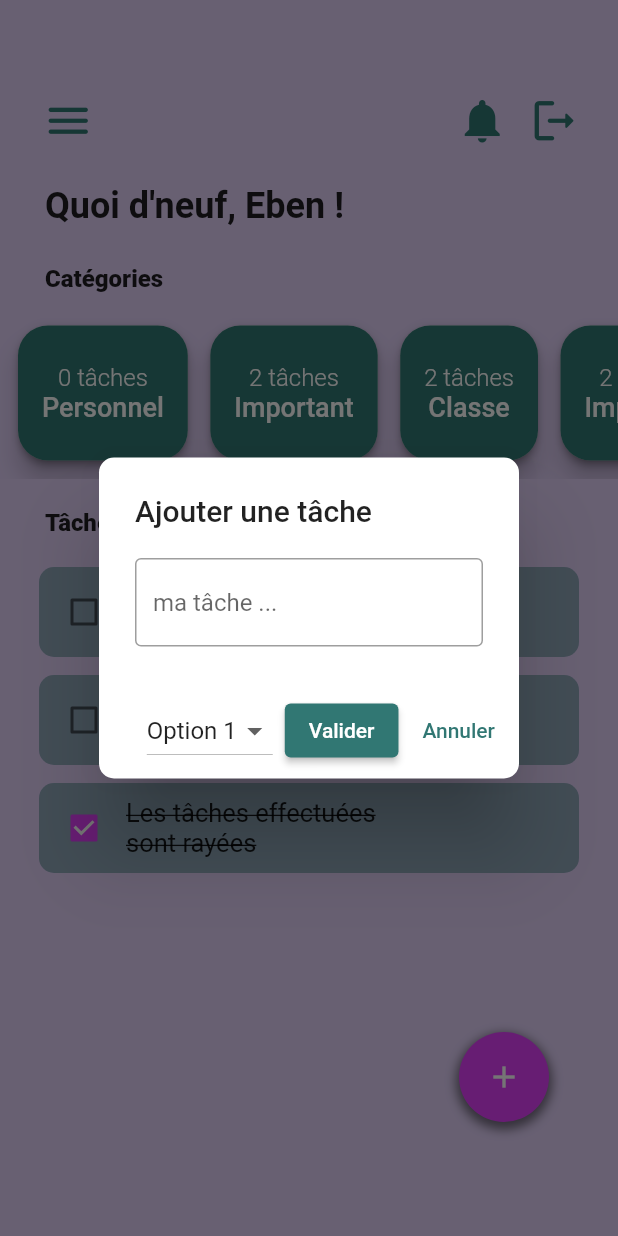
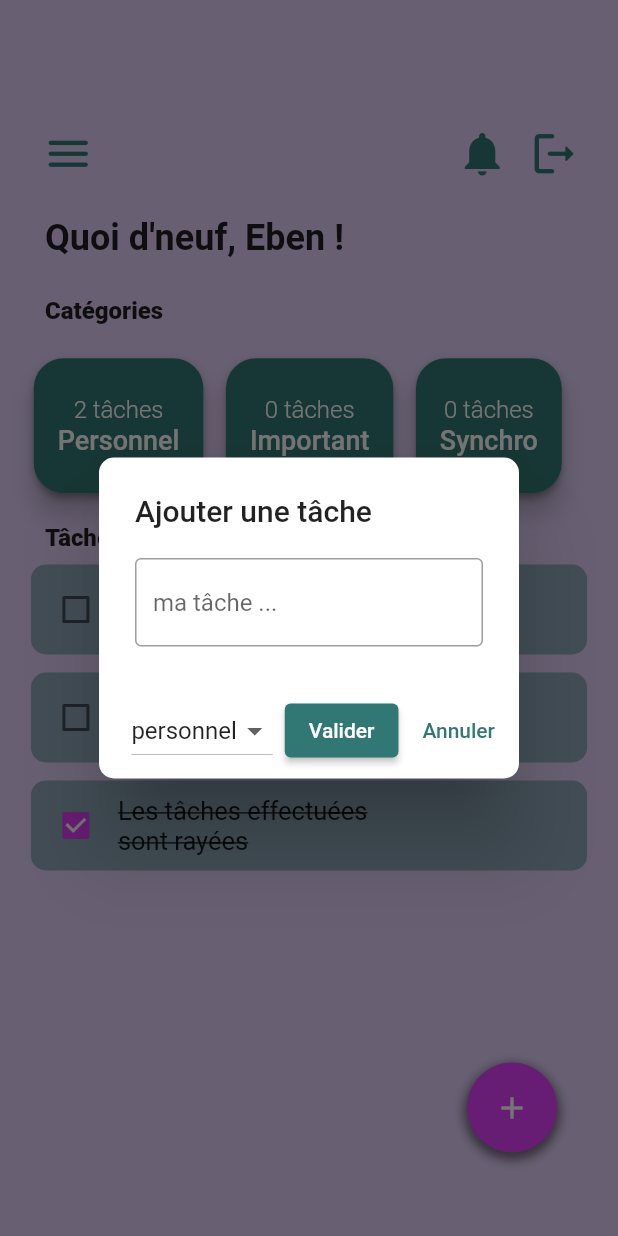
Before and after one commit to EbenEzer-MOMBO/todo_app_online, a Flutter app: the MainPage screen opened directly, after a tap on the "add" icon, on a phone screen of 412 x 824 dp. Run offline on Flutter 3.47's test engine with Material 2 defaults, Android fonts, the phone set to English and light mode, and no system bars; drawn by our look-alikes of flutter_slidable; our stand-ins replace firebase_auth, firebase_core, google_sign_in, hive_flutter; accounts and stored records are empty.

Commit message:
deuxieme version

```diff
--- a/lib/data/database.dart
+++ b/lib/data/database.dart
@@ -20,7 +20,7 @@ class TodoDatabase {
   int countItems(String categorie, List list){
     int i, nbr = 0;
     for(i=0;i<list.length;i++){
-      if(list[i][1] == categorie){
+      if(list[i][1] == categorie && list[i][2] == false){
         nbr++;
       }
     }
--- a/lib/main.dart
+++ b/lib/main.dart
@@ -1,8 +1,8 @@
 import 'package:flutter/material.dart';
 import 'package:google_sign_in/google_sign_in.dart';
 import 'package:hive_flutter/hive_flutter.dart';
-import 'package:todo_app_sync/pages/auth_page.dart';
 import 'package:firebase_core/firebase_core.dart';
+import 'package:todo_app_sync/pages/main_page.dart';
 import 'firebase_options.dart';
 
 void main() async {
@@ -27,7 +27,7 @@ class MyApp extends StatelessWidget {
   Widget build(BuildContext context){
     return const MaterialApp(
       debugShowCheckedModeBanner: false,
-      home: AuthPage(),
+      home: MainPage(),
     );
   }
 }
--- a/lib/pages/main_page.dart
+++ b/lib/pages/main_page.dart
@@ -5,15 +5,19 @@ import 'package:todo_app_sync/components/custom_colors.dart';
 import 'package:todo_app_sync/components/large_button.dart';
 import 'package:todo_app_sync/components/pad_button.dart';
 import 'package:todo_app_sync/data/database.dart';
-import 'package:todo_app_sync/pages/params_page.dart';
 
-class MainPage extends StatefulWidget{
-  const MainPage ({super.key});
+class MainPage extends StatefulWidget {
+  const MainPage({super.key});
 
   @override
   State<MainPage> createState() => _MainPageState();
+}
 
-}
+const List<String> _options = [
+  'personnel',
+  'important',
+  'sync',
+];
 
 class _MainPageState extends State<MainPage> {
   //hive box
@@ -23,27 +27,24 @@ class _MainPageState extends State<MainPage> {
   @override
   void initState() {
     //if fisrt time, default data
-    if(_mybox.get("TODOLIST") == null){
+    if (_mybox.get("TODOLIST") == null) {
       db.createInitData();
-    }else{
+    } else {
       db.loadData();
     }
     super.initState();
   }
 
-  late String _selectedOption = _options[0];
-  final List<String> _options = [
-    'Option 1',
-    'Option 2',
-    'Option 3',
-  ];
+  String _selectedOption = _options.first;
+
   late String input;
 
+
   //ajouter une tâche
-  void addTask(){
+  void addTask() {
     showDialog(
         context: context,
-        builder: (context){
+        builder: (context) {
           return Theme(
             data: ThemeData(
               dialogBackgroundColor: Colors.white,
@@ -55,26 +56,28 @@ class _MainPageState extends State<MainPage> {
               title: const Text("Ajouter une tâche"),
               content: TextField(
                 decoration: const InputDecoration(
-                  border: OutlineInputBorder(),
-                  hintText: "ma tâche ..."
-                ),
+                    border: OutlineInputBorder(), hintText: "ma tâche ..."),
                 onChanged: (String value) {
                   input = value;
                 },
               ),
               actions: <Widget>[
-                DropdownButton(
+                StatefulBuilder(
+                  builder: (BuildContext context, StateSetter setState) {
+                    return DropdownButton<String>(
                       value: _selectedOption,
-                  items: _options.map((String option) {
-                    return DropdownMenuItem(
-                      value: option,
-                      child: Text(option),
-                    );
-                  }).toList(),
-                  onChanged: (String? newValue) {
+                      onChanged: (newValue) {
                         setState(() {
                           _selectedOption = newValue!;
                         });
+                      },
+                      items: _options.map((String item) {
+                        return DropdownMenuItem<String>(
+                          value: item,
+                          child: Text(item),
+                        );
+                      }).toList(),
+                    );
                   },
                 ),
                 ElevatedButton(
@@ -85,7 +88,7 @@ class _MainPageState extends State<MainPage> {
                   ),
                   onPressed: () {
                     setState(() {
-                      db.todos.add([input, "cat", false]);
+                      db.todos.add([input, _selectedOption, false]);
                     });
                     db.updateData();
                     //print(db.todos);
@@ -95,17 +98,19 @@ class _MainPageState extends State<MainPage> {
                 ),
                 TextButton(
                   onPressed: () => Navigator.of(context).pop(),
-                  child: const Text("Annuler", style: TextStyle(color: CustomColors.primaryColor),),
+                  child: const Text(
+                    "Annuler",
+                    style: TextStyle(color: CustomColors.primaryColor),
+                  ),
                 ),
               ],
             ),
           );
-        }
-        );
+        });
   }
 
   //checkbox
-  void checkBoxTap(bool? value, int index){
+  void checkBoxTap(bool? value, int index) {
     setState(() {
       db.todos[index][2] = !db.todos[index][2];
     });
@@ -113,7 +118,7 @@ class _MainPageState extends State<MainPage> {
   }
 
   //delete task
-  void deleteItem(int index){
+  void deleteItem(int index) {
     setState(() {
       db.todos.removeAt(index);
     });
@@ -127,14 +132,19 @@ class _MainPageState extends State<MainPage> {
 
   @override
   Widget build(BuildContext context) {
+    //screen size
+    final screen = MediaQuery.of(context).size;
+
     return Scaffold(
       backgroundColor: CustomColors.bgColor,
       body: Center(
+        child: SingleChildScrollView(
           child: Column(
             //mainAxisAlignment: MainAxisAlignment.center,
             children: [
-
-            const SizedBox(height: 55,),
+              SizedBox(
+                height: screen.height * 0.05,
+              ),
 
               //menu, barre recherche, astuces
               Padding(
@@ -142,12 +152,12 @@ class _MainPageState extends State<MainPage> {
                 child: Row(
                   children: [
                     IconButton(
-                    onPressed: signUserOut,
+                        onPressed: (){},
                         icon: const Icon(
                           Icons.menu_rounded,
                           color: CustomColors.primaryColor,
-                      size: 35,)
-                  ),
+                          size: 35,
+                        )),
                     const Spacer(),
                     // IconButton(
                     //     onPressed: () {},
@@ -165,7 +175,7 @@ class _MainPageState extends State<MainPage> {
                       ),
                     ),
                     IconButton(
-                    onPressed: () {},
+                      onPressed: signUserOut,
                       icon: const Icon(
                         Icons.logout_rounded,
                         color: CustomColors.primaryColor,
@@ -176,7 +186,9 @@ class _MainPageState extends State<MainPage> {
                 ),
               ),
 
-            const SizedBox(height: 20,),
+              const SizedBox(
+                height: 20,
+              ),
 
               //quoi d'neuf
               const Align(
@@ -193,7 +205,9 @@ class _MainPageState extends State<MainPage> {
                 ),
               ),
 
-            const SizedBox(height: 25,),
+              const SizedBox(
+                height: 25,
+              ),
 
               //categories
               const Align(
@@ -210,7 +224,9 @@ class _MainPageState extends State<MainPage> {
                 ),
               ),
 
-            const SizedBox(height: 10,),
+              const SizedBox(
+                height: 10,
+              ),
 
               //horizontal scroll
               SingleChildScrollView(
@@ -219,18 +235,24 @@ class _MainPageState extends State<MainPage> {
                 child: Row(
                   children: [
                     //bouton
-                  PadButton(nbrtask: db.countItems("cat", db.todos), category: "Personnel"),
+                    PadButton(
+                        nbrtask: db.countItems("personnel", db.todos),
+                        category: "Personnel"),
                     //bouton
-                  PadButton(nbrtask: 2, category: "Important"),
+                    PadButton(
+                        nbrtask: db.countItems("important", db.todos),
+                        category: "Important"),
                     //bouton
-                  PadButton(nbrtask: 2, category: "Classe"),
-                  //bouton
-                  PadButton(nbrtask: 2, category: "Important"),
+                    PadButton(
+                        nbrtask: db.countItems("sync", db.todos),
+                        category: "Synchro"),
                   ],
                 ),
               ),
 
-            const SizedBox(height: 20,),
+              SizedBox(
+                height: screen.height * 0.01,
+              ),
 
               //taches du jour
               const Align(
@@ -247,19 +269,24 @@ class _MainPageState extends State<MainPage> {
                 ),
               ),
 
-            const SizedBox(height: 20,),
+              SizedBox(
+                height: screen.height * 0.01,
+              ),
 
               Stack(
                 children: [
                   SizedBox(
-                  height: 390,
-                  width: 360,
+                    height: screen.height * 0.5,
+                    width: screen.width * 0.9,
                     child: ListView.builder(
                       itemCount: db.todos.length,
                       itemBuilder: (context, index) {
-                      final reversedIndex = db.todos.length - index - 1; // calculate the reversed index
+                        final reversedIndex = db.todos.length -
+                            index -
+                            1; // calculate the reversed index
                         return LargeButton(
-                        task: db.todos[reversedIndex][0], // access the item with the reversed index
+                          task: db.todos[reversedIndex]
+                              [0], // access the item with the reversed index
                           isCompleted: db.todos[reversedIndex][2],
                           onChanged: (value) => checkBoxTap(value, reversedIndex),
                           deleteTask: (context) => deleteItem(reversedIndex),
@@ -293,17 +320,13 @@ class _MainPageState extends State<MainPage> {
                         color: Colors.white,
                       ),
                     ),
-                )
-                ,
+                  ),
                 ],
               )
 
-
               //bouton ajouter
-
-
             ],
-
+          ),
         ),
       ),
     );
```
Lines whose indentation alone changed are shown as unchanged.
